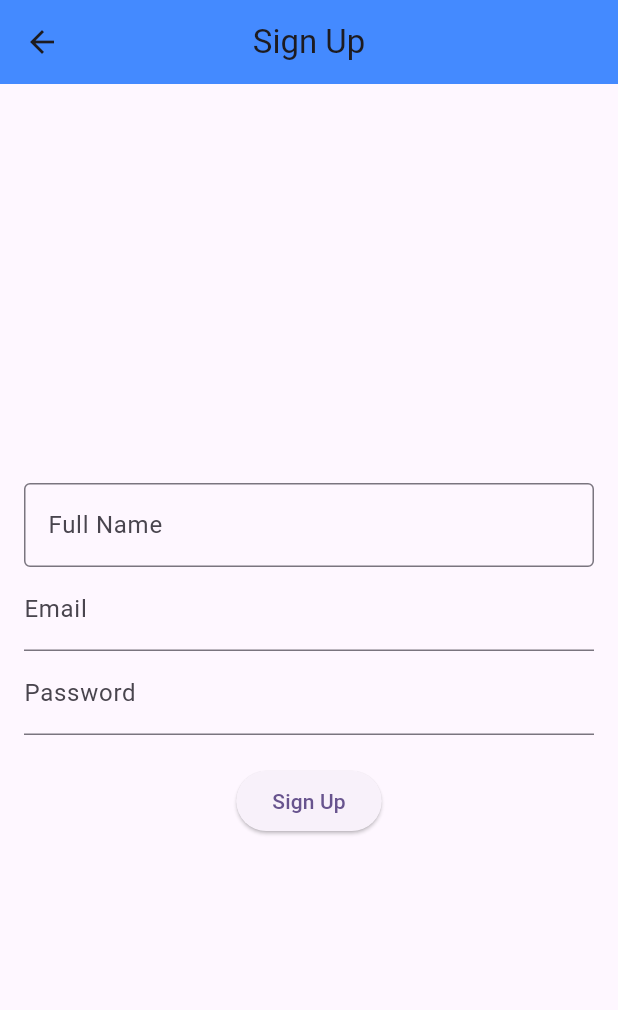
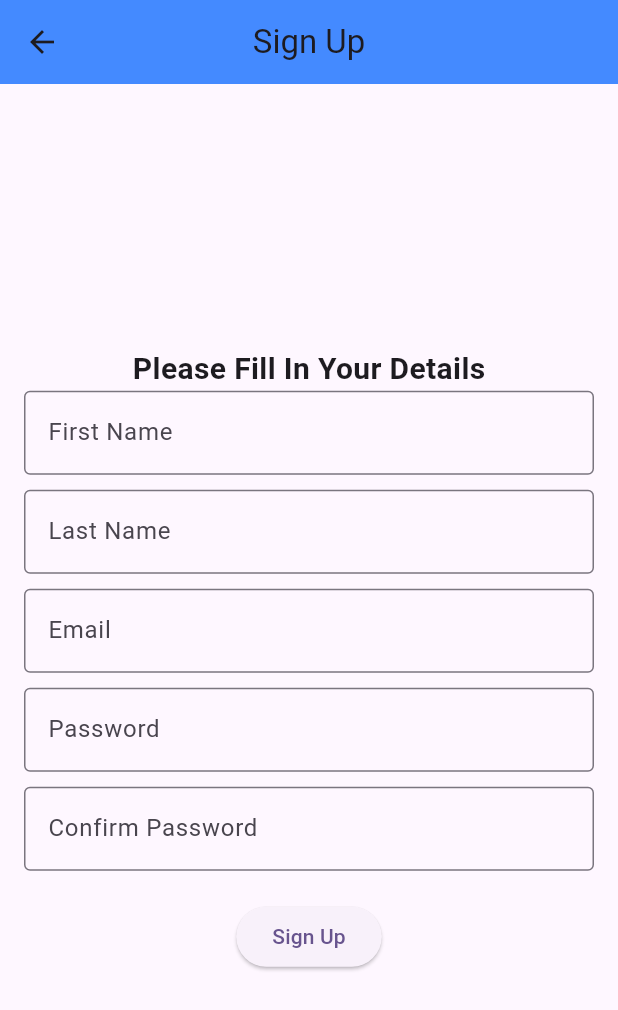
Before and after one commit to THV-tech/assignments, a Flutter app: the screen it shows after launch, after a tap on "Sign Up", on a phone screen of 412 x 824 dp. Shown: the top 1010 px of the screen. Run offline on Flutter 3.47's test engine with Material 3 defaults, Android fonts, the phone set to English and light mode, and no system bars; our stand-ins replace firebase_core; accounts and stored records are empty.

Commit message:
second commit

```diff
--- a/lib/auth/login.dart
+++ b/lib/auth/login.dart
@@ -30,10 +30,12 @@ class _LoginScreenState extends State<LoginScreen> {
             TextField(
               controller: emailController,
                decoration: InputDecoration(
+                 border: OutlineInputBorder(),
                 labelText: 'Email'
                 ),
                 ),
-            TextField(controller: passwordController, decoration: InputDecoration(labelText: 'Password'), obscureText: true),
+                SizedBox(height: 10),
+            TextField(controller: passwordController, decoration: InputDecoration( border: OutlineInputBorder(),labelText: 'Password'), obscureText: true),
             SizedBox(height: 20),
             ElevatedButton(
               onPressed: () {
--- a/lib/auth/signUp.dart
+++ b/lib/auth/signUp.dart
@@ -11,8 +11,10 @@ class SignUpScreen extends StatefulWidget {
 
 class _SignUpScreenState extends State<SignUpScreen> {
   final TextEditingController nameController = TextEditingController();
+  final TextEditingController lnamecontroller = TextEditingController();
   final TextEditingController emailController = TextEditingController();
   final TextEditingController passwordController = TextEditingController();
+  final TextEditingController cpasswordcontroller = TextEditingController();
 
   @override
   Widget build(BuildContext context) {
@@ -27,16 +29,44 @@ class _SignUpScreenState extends State<SignUpScreen> {
         child: Column(
           mainAxisAlignment: MainAxisAlignment.center,
           children: [
-            TextField(controller: nameController, decoration: InputDecoration(
-              border: OutlineInputBorder(),
-              labelText: 'Full Name'),
-              ),
-            TextField(controller: emailController, decoration: InputDecoration(labelText: 'Email')),
-            TextField(controller: passwordController, decoration: InputDecoration( labelText: 'Password'), obscureText: true),
+            Text("Please Fill In Your Details",style: TextStyle(fontSize: 20, fontWeight: FontWeight.bold)),
+            TextField(
+              controller: nameController,
+              decoration: InputDecoration(
+                  border: OutlineInputBorder(), labelText: 'First Name'),
+            ),
+            SizedBox(height: 10),
+            TextField(
+              controller: lnamecontroller,
+              decoration: InputDecoration(
+                  border: OutlineInputBorder(), labelText: 'Last Name'),
+            ),
+            SizedBox(height: 10),
+            TextField(
+                controller: emailController,
+                decoration: InputDecoration(
+                    border: OutlineInputBorder(), labelText: 'Email')),
+                    SizedBox(height: 10),
+            TextField(
+                controller: passwordController,
+                decoration: InputDecoration(
+                    border: OutlineInputBorder(), labelText: 'Password'),
+                obscureText: true),
+                SizedBox(height: 10),
+                TextField(
+                controller: cpasswordcontroller,
+                decoration: InputDecoration(
+                    border: OutlineInputBorder(), labelText: 'Confirm Password'),
+                obscureText: true),
             SizedBox(height: 20),
             ElevatedButton(
               onPressed: () {
-                Navigator.push(context, MaterialPageRoute(builder: (context) => ProfileScreen(name: nameController.text, email: emailController.text)));
+                Navigator.push(
+                    context,
+                    MaterialPageRoute(
+                        builder: (context) => ProfileScreen(
+                            name: nameController.text,
+                            email: emailController.text)));
               },
               child: Text('Sign Up'),
             ),
--- a/pubspec.yaml
+++ b/pubspec.yaml
@@ -63,9 +63,8 @@ flutter:
   uses-material-design: true
 
   # To add assets to your application, add an assets section, like this:
-  # assets:
-  #   - images/a_dot_burr.jpeg
-  #   - images/a_dot_ham.jpeg
+  assets:
+    - assets/images/uncle.jpg
 
   # An image asset can refer to one or more resolution-specific "variants", see
   # https://flutter.dev/to/resolution-aware-images
```
Also changed, not shown: assets/images/uncle.jpg (added).
